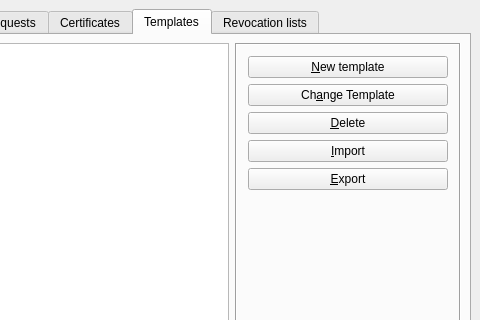
This is ui/MainWindow.ui in chris2511/xca as Qt 5 draws it before an edit; both pictures show x 222 to 702 and y 0 to 320 of the 702 by 511 pixel window. The edited form follows.
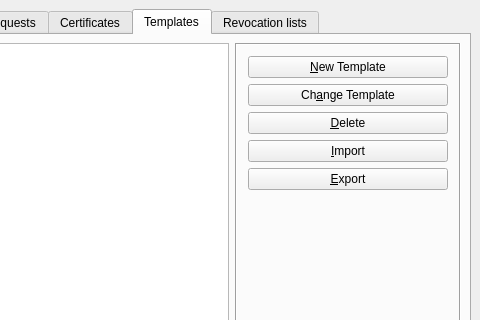
This is the edited form. The open tabs and pages were chosen to show the change. Custom widgets are drawn as their Qt base class.

Diff of the .ui file:
```diff
--- a/ui/MainWindow.ui
+++ b/ui/MainWindow.ui
@@ -360,7 +360,7 @@
            <item>
             <widget class="QPushButton" name="BNnewTemp">
              <property name="text">
-              <string>&amp;New template</string>
+              <string>&amp;New Template</string>
              </property>
             </widget>
            </item>
```
